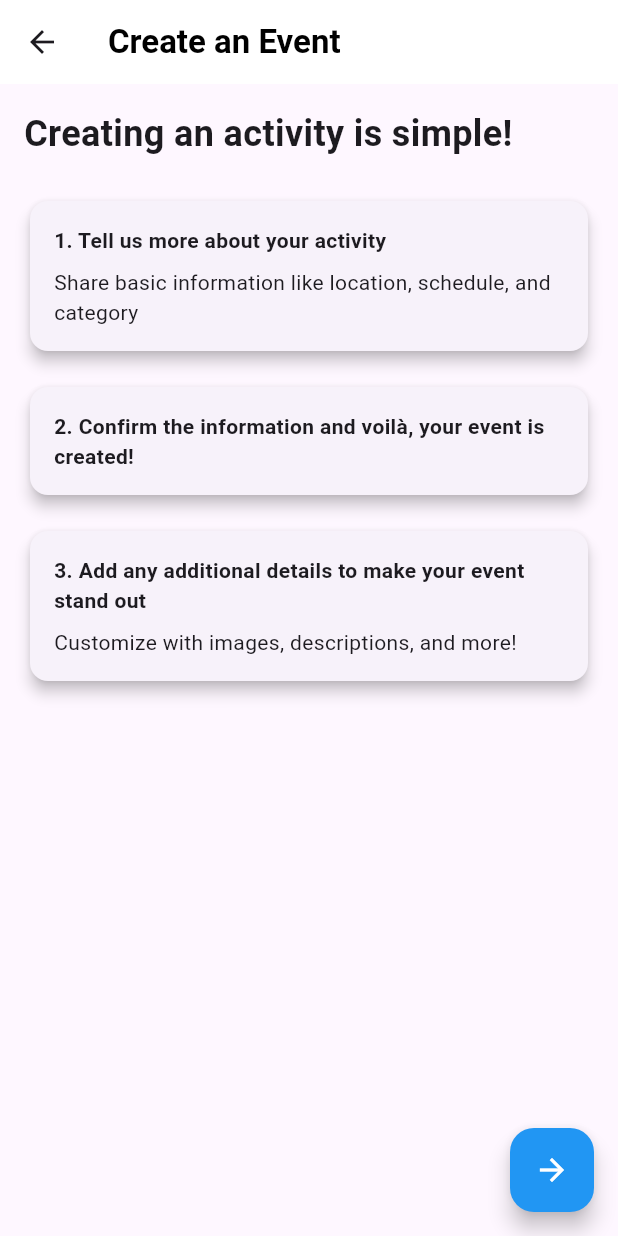
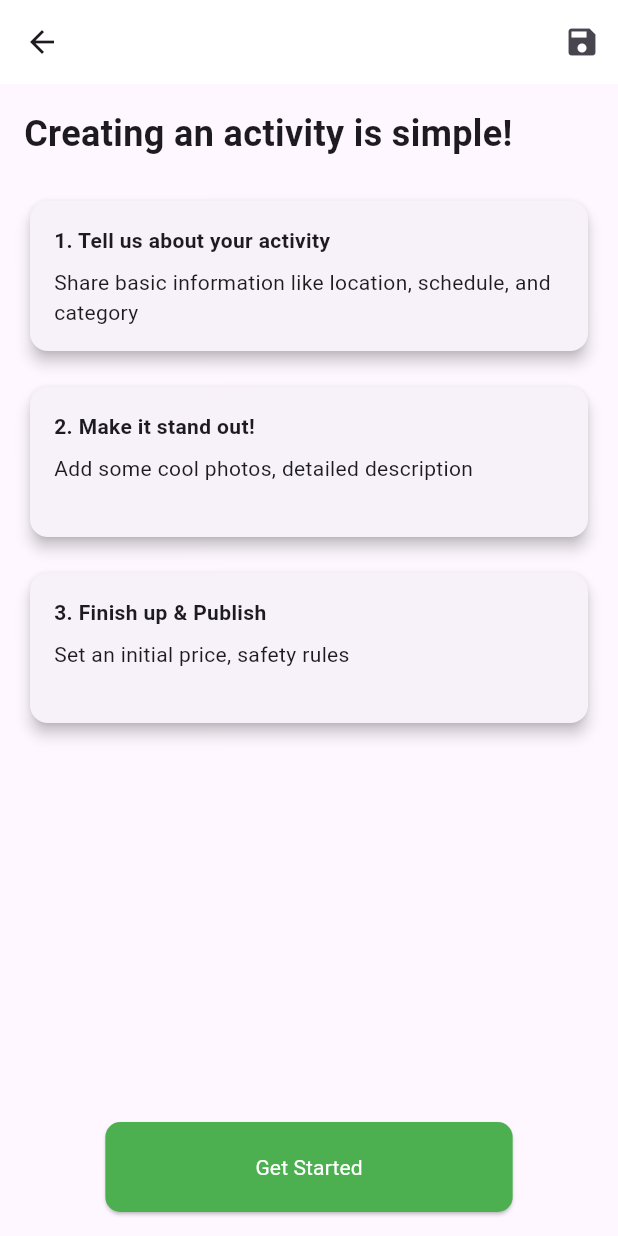
Before and after one commit to Adrestes7/sports-skill, a Flutter app: the screen it shows after launch, on a phone screen of 412 x 824 dp. Run offline on Flutter 3.47's test engine with Material 3 defaults, Android fonts, the phone set to English and light mode, and no system bars; our stand-ins replace flutter_image_compress, flutter_svg; network calls fail.

Commit message:
New event welcome page adjust
Add some design to first page of create an event

```diff
--- a/SportsApp/lib/pages/CreateEvent.dart
+++ b/SportsApp/lib/pages/CreateEvent.dart
@@ -11,10 +11,15 @@ class CreateEvent extends StatefulWidget {
 class _CreateEventState extends State<CreateEvent> {
   @override
   Widget build(BuildContext context) {
-    return Scaffold(
+    return WillPopScope(
+      onWillPop: () async {
+        // Add your save logic here if needed
+        return true;
+      },
+      child: Scaffold(
         appBar: AppBar(
           title: Text(
-          'Create an Event',
+            '',
             style: TextStyle(
               color: Colors.black,
               fontWeight: FontWeight.bold,
@@ -22,6 +27,15 @@ class _CreateEventState extends State<CreateEvent> {
           ),
           backgroundColor: Colors.white,
           elevation: 0,
+          actions: [
+            IconButton(
+              icon: Icon(Icons.save),
+              onPressed: () {
+                // Add your save logic here
+                Navigator.pop(context); // Return to home
+              },
+            ),
+          ],
         ),
         body: Column(
           crossAxisAlignment: CrossAxisAlignment.start,
@@ -40,29 +54,47 @@ class _CreateEventState extends State<CreateEvent> {
               child: ListView(
                 children: [
                   _buildCard(
-                  '1. Tell us more about your activity',
+                    '1. Tell us about your activity',
                     'Share basic information like location, schedule, and category',
                   ),
                   _buildCard(
-                  '2. Confirm the information and voilà, your event is created!',
-                  '',
+                    '2. Make it stand out!',
+                    'Add some cool photos, detailed description',
                   ),
                   _buildCard(
-                  '3. Add any additional details to make your event stand out',
-                  'Customize with images, descriptions, and more!',
+                    '3. Finish up & Publish',
+                    'Set an initial price, safety rules',
                   ),
                 ],
               ),
             ),
-        ],
-      ),
-      floatingActionButton: FloatingActionButton(
-        backgroundColor: Colors.blue,
-        foregroundColor: Colors.white,
-        child: Icon(Icons.arrow_forward),
+            Center(
+              child: Padding(
+                padding: const EdgeInsets.all(16.0),
+                child: ElevatedButton(
                   onPressed: () {
                     Navigator.pushNamed(context, '/category');
                   },
+                  style: ElevatedButton.styleFrom(
+                    primary: Colors.green, // Button background color
+                    onPrimary: Colors.white, // Text color
+                    shape: RoundedRectangleBorder(
+                      borderRadius: BorderRadius.circular(10.0), // Button border radius
+                    ),
+                    padding: EdgeInsets.symmetric(vertical: 20, horizontal: 100),
+                  ),
+                  child: Text(
+                    'Get Started',
+                    style: TextStyle(
+                      fontSize: 14,
+                      fontWeight: FontWeight.normal,
+                    ),
+                  ),
+                ),
+              ),
+            ),
+          ],
+        ),
       ),
     );
   }
@@ -72,6 +104,9 @@ class _CreateEventState extends State<CreateEvent> {
       padding: EdgeInsets.symmetric(horizontal: 16, vertical: 8),
       child: Card(
         elevation: 4,
+        child: SizedBox(
+          height: 100,
+          width: double.infinity,
           child: Padding(
             padding: EdgeInsets.all(16),
             child: Column(
@@ -92,6 +127,7 @@ class _CreateEventState extends State<CreateEvent> {
             ),
           ),
         ),
+      ),
     );
   }
 }
--- a/SportsApp/lib/services/EventsService.dart
+++ b/SportsApp/lib/services/EventsService.dart
@@ -8,7 +8,7 @@ import 'package:sports_app/entities/Profile.dart';
 class EventService {
  static Future<List<Event>> getHomeData() async {
  List<Event> events = [];
- Response response = await get(Uri.parse("https://06bf3054-c005-401c-956b-c3c6d658775e.mock.pstmn.io/events"));
+ Response response = await get(Uri.parse("https://106bf3054-c005-401c-956b-c3c6d658775e.mock.pstmn.io/events"));
  Map data = jsonDecode(response.body);
  List<dynamic> jsonEvents = data["events"];
  jsonEvents.forEach((element) {
@@ -34,7 +34,7 @@ class EventService {
   }
 
    static Future<Event> getEventById(String id) async{
-   Response response = await get(Uri.parse("https://06bf3054-c005-401c-956b-c3c6d658775e.mock.pstmn.io/events/$id"));
+   Response response = await get(Uri.parse("https://106bf3054-c005-401c-956b-c3c6d658775e.mock.pstmn.io/events/$id"));
    Map data = jsonDecode(response.body);
    return Event.fromJson(data);
   }
```
Also changed, not shown: 2 other files. Lines whose indentation alone changed are shown as unchanged.
